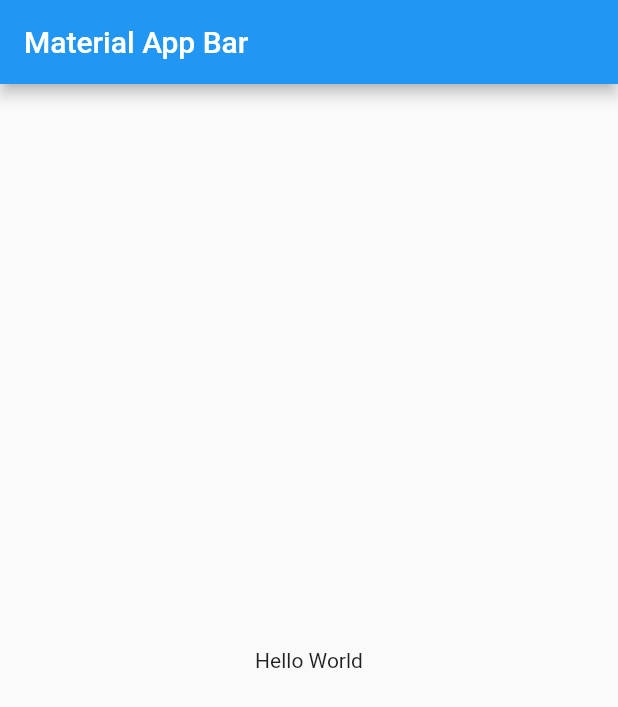
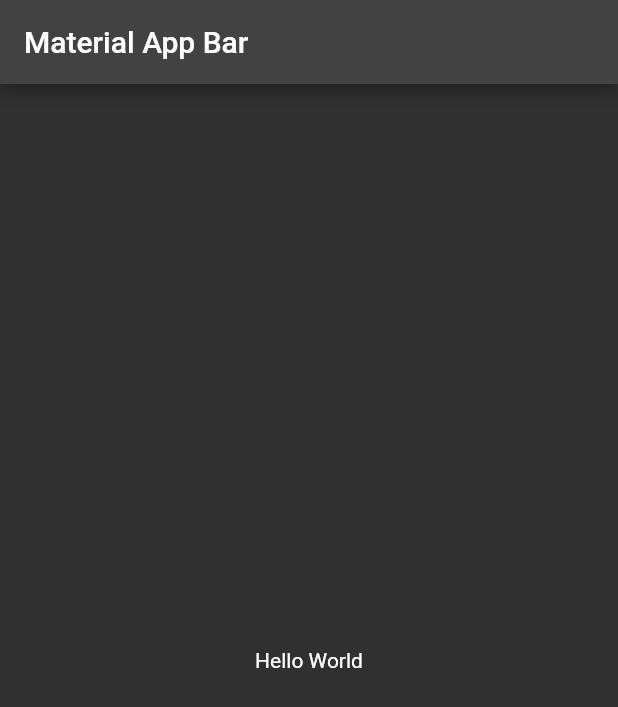
Before and after one commit to carlatalamantes/flutter, a Flutter app: the screen it shows after launch, on a phone screen of 412 x 824 dp. Shown: the top 707 px of the screen. Run offline on Flutter 3.47's test engine with Material 2 defaults, Android fonts, the phone set to English and light mode, and no system bars; our stand-ins replace group_radio_button.

Commit message:
Dark theme and icon

```diff
--- a/music_find_app/lib/main.dart
+++ b/music_find_app/lib/main.dart
@@ -9,6 +9,8 @@ class MyApp extends StatelessWidget {
   Widget build(BuildContext context) {
     return MaterialApp(
       title: 'Material App',
+      theme: ThemeData.dark(),
+      darkTheme: ThemeData.dark(),
       home: Scaffold(
         appBar: AppBar(
           title: const Text('Material App Bar'),
```
Also changed, not shown: music_find_app/pubspec.yaml (+7 -0 lines), music_find_app/assets/icon/icon.jpg (added), music_find_app/pubspec.lock, 28 other files.
